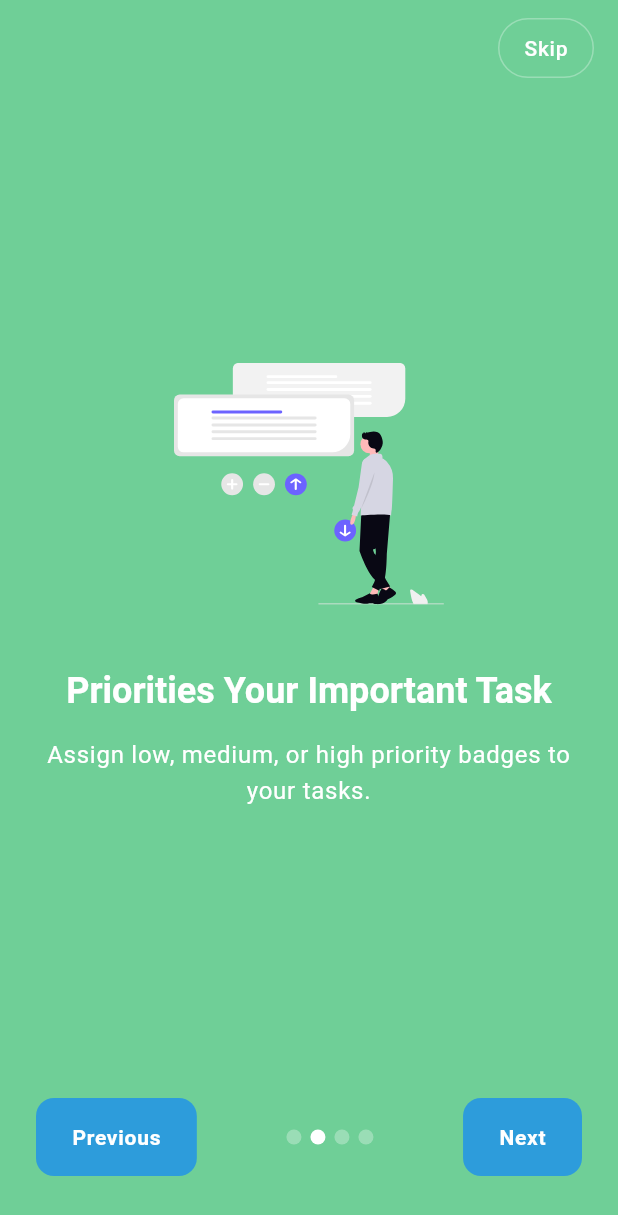
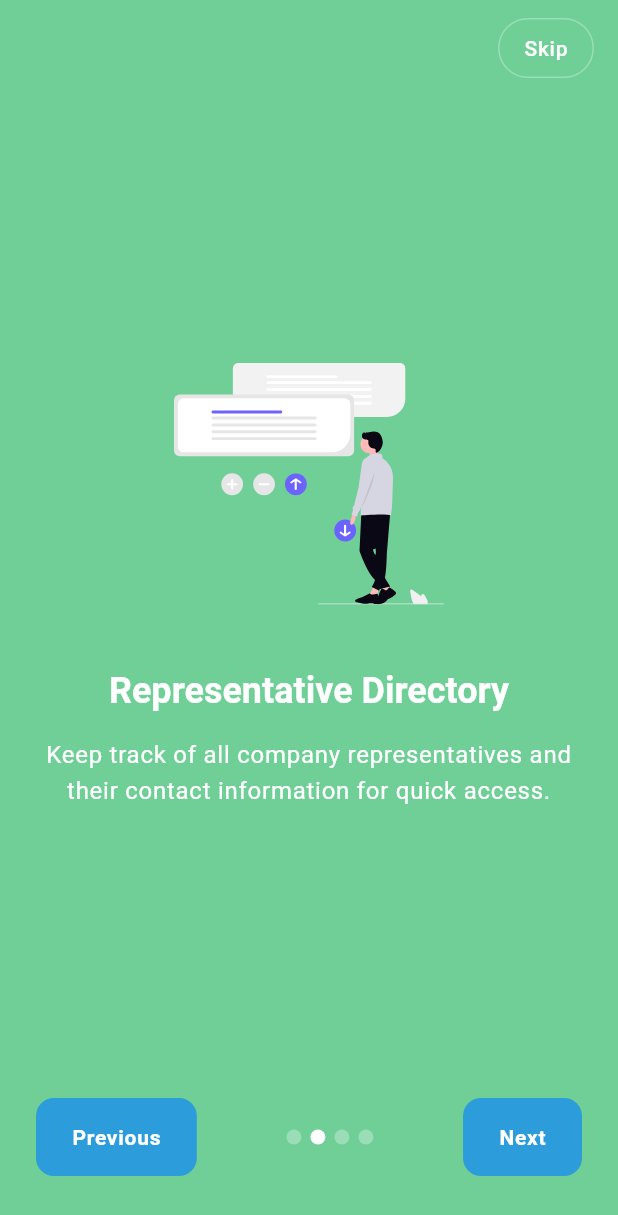
Before and after one commit to Jakir123/MedTrack, a Flutter app: the screen it shows after launch, after a tap on "Next", on a phone screen of 412 x 824 dp. Shown: the top 1215 px of the screen. Run offline on Flutter 3.47's test engine with Material 3 defaults, Android fonts, the phone set to English and light mode, and no system bars; our stand-ins replace cached_network_image, cloud_firestore, firebase_auth, firebase_core, flutter_local_notifications, flutter_svg and 7 more; missing offline and left inert: android_alarm_manager_plus; accounts and stored records are empty; project files that could hold a hidden picture were left out.

Commit message:
updated menu ui and onboarding ui

```diff
--- a/lib/features/home_screen.dart
+++ b/lib/features/home_screen.dart
@@ -231,7 +231,7 @@ class _HomeScreenState extends State<HomeScreen> {
       case 3:
         return const CompanyListScreen();
       case 4:
-        return const CompanyListScreen();
+        return const MenuScreen();
       default:
         return const MenuScreen();
     }
--- a/lib/features/menu/menu_screen.dart
+++ b/lib/features/menu/menu_screen.dart
@@ -56,11 +56,11 @@ class MenuScreen extends StatelessWidget {
                   ),
                 ),
                 const SizedBox(height: 16),
-                _buildInfoRow(context,'App Name', 'PlanPilot'),
+                _buildInfoRow(context,'App Name', packageInfo.appName),
                 const SizedBox(height: 12),
                 _buildInfoRow(context,'Version', '${packageInfo.version} (${packageInfo.buildNumber})'),
                 const SizedBox(height: 12),
-                _buildInfoRow(context,'For', 'Personal Task Management'),
+                _buildInfoRow(context,'For', 'Medicine Tracking'),
                 const SizedBox(height: 12),
                 Text(
                   'How to Use',
@@ -69,11 +69,12 @@ class MenuScreen extends StatelessWidget {
                   ),
                 ),
                 const SizedBox(height: 8),
-                Text(
-                  '1. Add tasks with due dates and priorities\n'
-                  '2. Swipe left to edit or delete tasks\n'
-                  '3. Swipe right to mark as complete\n'
-                  '4. Set reminders for important tasks',
+                Text( '1. Add Companies: Register pharmaceutical companies you work with\n'
+                      '2. Add Representatives: Input contact details of company representatives\n'
+                      '3. Add Medicines: Create entries for all available medicines\n'
+                      '4. Track Stock: Mark medicines as out of stock with a single tap\n'
+                      '5. Monitor Inventory: Keep track of both in-stock and out-of-stock items\n',
+
                   style: theme.textTheme.bodyMedium?.copyWith(
                     color: isDark ? Colors.white70 : Colors.black87,
                     height: 1.6,
@@ -199,6 +200,7 @@ class MenuScreen extends StatelessWidget {
     );
   }
 
+
   @override
   Widget build(BuildContext context) {
     final authViewModel = Provider.of<AuthViewModel>(context);
@@ -263,7 +265,7 @@ class MenuScreen extends StatelessWidget {
                       ),
                       const SizedBox(height: 4),
                       Text(
-                        'PlanPilot User',
+                        'MedTrack User',
                         style: TextStyle(
                           color: Theme.of(context).hintColor,
                           fontSize: 14,
@@ -285,6 +287,19 @@ class MenuScreen extends StatelessWidget {
                   context,
                   icon: Icons.lock_outline,
                   title: 'Change Password',
+                  onTap: () {
+                    Navigator.push(
+                      context,
+                      MaterialPageRoute(
+                        builder: (context) => const ChangePasswordScreen(),
+                      ),
+                    );
+                  },
+                ),
+                _buildMenuItem(
+                  context,
+                  icon: Icons.edit_notifications,
+                  title: 'Notifications Settings',
                   onTap: () {
                     Navigator.push(
                       context,
--- a/lib/features/onboarding_screen.dart
+++ b/lib/features/onboarding_screen.dart
@@ -25,27 +25,27 @@ class _OnboardingScreenState extends State<OnboardingScreen> {
 
   final List<_OnboardPage> _pages = [
     _OnboardPage(
-      imagePath: 'assets/onboarding/todo_list.svg',
-      title: 'Task Management',
-      desc: 'View all your current to-dos, add new, and track completion.',
+      imagePath: 'assets/onboarding/login.svg',
+      title: 'Company Management',
+      desc: 'Easily register and manage all pharmaceutical companies you work with in one place.',
       backgroundColor: AppColors.primaryBlue,
     ),
     _OnboardPage(
       imagePath: 'assets/onboarding/prioritise_task.svg',
-      title: 'Priorities Your Important Task',
-      desc: 'Assign low, medium, or high priority badges to your tasks.',
+      title: 'Representative Directory',
+      desc: 'Keep track of all company representatives and their contact information for quick access.',
       backgroundColor: AppColors.mintGreen,
     ),
     _OnboardPage(
       imagePath: 'assets/onboarding/reminder.svg',
-      title: 'Get Notify On Time',
-      desc: 'Set deadlines and get reminders for important tasks.',
+      title: 'Medicine Catalog',
+      desc: 'Maintain a comprehensive database of all available medicines with detailed information.',
       backgroundColor: AppColors.teal,
     ),
     _OnboardPage(
       imagePath: 'assets/onboarding/swipe_options.svg',
-      title: 'Swipe Gestures',
-      desc: 'Swipe left to delete or edit, right to complete tasks quickly.',
+      title: 'Stock Management',
+      desc: 'Easily track inventory levels and get notified when stock is running low.',
       backgroundColor: AppColors.softLavender,
     ),
   ];
```
Also changed, not shown: 1 other file.
